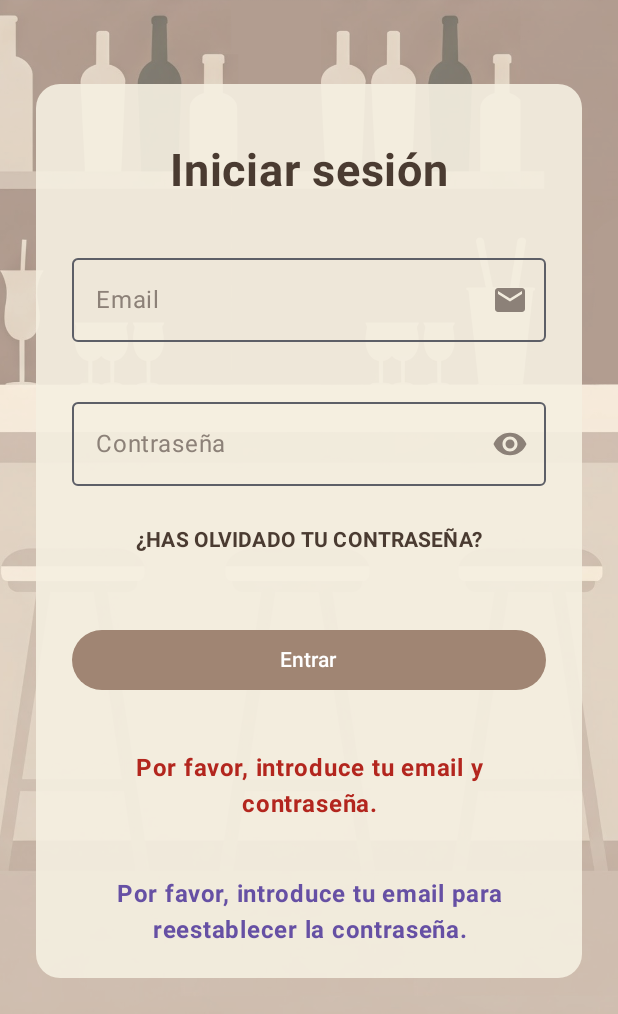
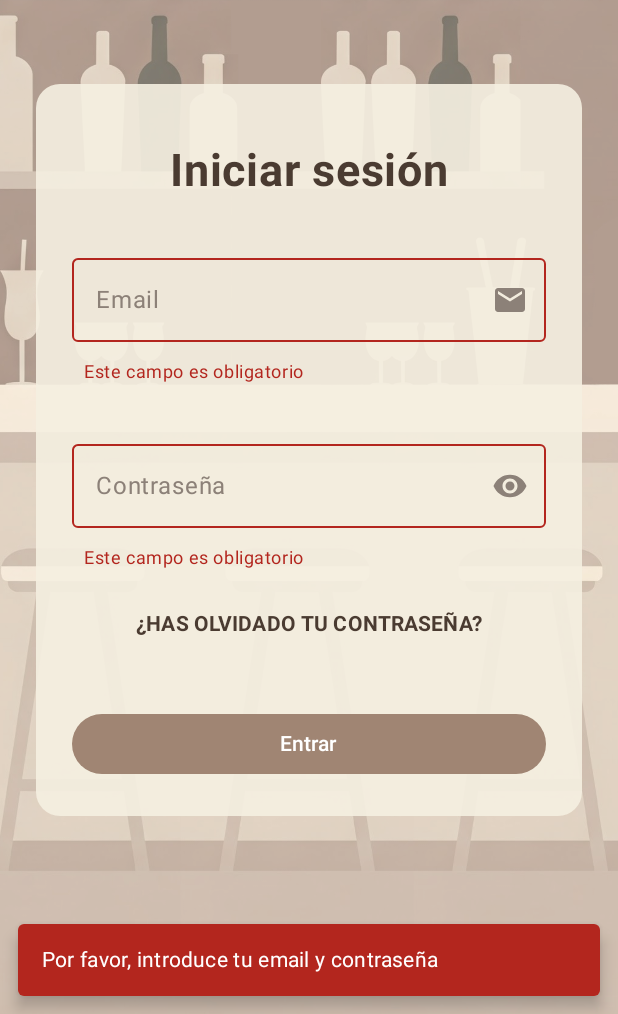
Before and after one commit to rluquea95/proyecto_comandas, an Android app built with Jetpack Compose: the screen it shows after launch (MainActivity), after a tap on "Entrar", on a phone screen of 412 x 824 dp, the part 222-1236 px from its top. Run offline under Robolectric (Android 15) with nearby library versions, the phone set to English and light mode, and no system bars; our stand-ins replace Dagger/Hilt's generated code, Firebase (no records; nobody signed in at launch, a user with empty details on screens opened directly); 1 other tap on this screen came first.

Commit message:
Se crea clase SnackbarManager y GlobalSnackbarHost para lanzar mensajes emergentes personalizados en todas las pantallas. Refactorización de Login

```diff
--- a/app/src/main/java/com/example/readytapas/ui/screens/login/LoginScreen.kt
+++ b/app/src/main/java/com/example/readytapas/ui/screens/login/LoginScreen.kt
@@ -24,12 +24,13 @@ import androidx.compose.ui.unit.dp
 import androidx.compose.ui.unit.sp
 import androidx.hilt.navigation.compose.hiltViewModel
 import com.example.readytapas.R
+import com.example.readytapas.ui.snackbar.GlobalSnackbarHost
+import com.example.readytapas.ui.snackbar.SnackbarManager
 import com.example.readytapas.ui.theme.BeigeClaro
 import com.example.readytapas.ui.theme.BlancoHueso
 import com.example.readytapas.ui.theme.GrisMedio
 import com.example.readytapas.ui.theme.MarronMedioAcento
 import com.example.readytapas.ui.theme.MarronOscuro
-import com.example.readytapas.ui.theme.Purple40
 
 
 @Composable
@@ -39,28 +40,43 @@ fun LoginScreen(
 ) {
     //Almacena el estado actual de LoginViewModel y se actualiza con cada cambio
     val state by viewModel.uiState.collectAsState()
+    val snackbarHostState = remember { SnackbarHostState() }
 
+    // Escuchar errorMessage desde el ViewModel
+    LaunchedEffect(state.message) {
+        state.message?.let {
+            SnackbarManager.showMessage(this, it, isError = state.isError)
+            viewModel.clearMessage()
+        }
+    }
+
+    Scaffold(
+        snackbarHost = { GlobalSnackbarHost(snackbarHostState = snackbarHostState) }
+    ) { paddingValues ->
         LoginScreenContent(
+            modifier = Modifier.padding(paddingValues),
             email = state.email,
             password = state.password,
+            emailError = state.emailError,
+            passwordError = state.passwordError,
             isLoading = state.isLoading,
-        messageError = state.messageError,
-        messageInfo = state.messageInfo,
             onEmailChange = viewModel::onEmailChange,
             onPasswordChange = viewModel::onPasswordChange,
             onLoginClick = { viewModel.login(onLoginSuccess) },
             onResetPasswordClick = { viewModel.resetPassword() }
         )
     }
+}
 
 //Esta función hace de intermediaria entre LoginScreen y LoginViewModel
 @Composable
 fun LoginScreenContent(
+    modifier: Modifier = Modifier,
     email: String,
     password: String,
+    emailError: Boolean = false,
+    passwordError: Boolean = false,
     isLoading: Boolean = false,
-    messageError: String? = null,
-    messageInfo: String? = null,
     onEmailChange: (String) -> Unit = {},
     onPasswordChange: (String) -> Unit = {},
     onLoginClick: () -> Unit = {},
@@ -85,7 +101,7 @@ fun LoginScreenContent(
 
         // Ordena todos los componentes de la pantalla centrados horizontalmente
         Column(
-            modifier = Modifier
+            modifier = modifier
                 .fillMaxSize()
                 .padding(24.dp),
             verticalArrangement = Arrangement.Top,
@@ -140,6 +156,7 @@ fun LoginScreenContent(
                     OutlinedTextField(
                         value = email,
                         onValueChange = onEmailChange,
+                        isError = emailError,
                         label = { Text("Email", color = GrisMedio) },
                         placeholder = {
                             Text(
@@ -158,11 +175,23 @@ fun LoginScreenContent(
                         modifier = Modifier.fillMaxWidth()
                     )
 
+                    if (emailError) {
+                        Text(
+                            text = "Este campo es obligatorio",
+                            color = MaterialTheme.colorScheme.error,
+                            style = MaterialTheme.typography.bodySmall,
+                            modifier = Modifier
+                                .align(Alignment.Start)
+                                .padding(start = 8.dp)
+                        )
+                    }
+
                     Spacer(modifier = Modifier.height(8.dp))
 
                     OutlinedTextField(
                         value = password,
                         onValueChange = onPasswordChange,
+                        isError = passwordError,
                         label = { Text("Contraseña", color = GrisMedio) },
                         placeholder = { Text("Introduce tu contraseña", color = GrisMedio) },
                         singleLine = true,
@@ -179,6 +208,17 @@ fun LoginScreenContent(
                         },
                         modifier = Modifier.fillMaxWidth()
                     )
+
+                    if (passwordError) {
+                        Text(
+                            text = "Este campo es obligatorio",
+                            color = MaterialTheme.colorScheme.error,
+                            style = MaterialTheme.typography.bodySmall,
+                            modifier = Modifier
+                                .align(Alignment.Start)
+                                .padding(start = 8.dp)
+                        )
+                    }
 
                     TextButton(onClick = onResetPasswordClick) {
                         Text(
@@ -202,30 +242,6 @@ fun LoginScreenContent(
                         Text("Entrar")
                     }
 
-                    //Formato para los mensajes de error
-                    if (messageError != null){
-                        Spacer(modifier = Modifier.height(12.dp))
-                        Text(
-                            text = messageError,
-                            color = MaterialTheme.colorScheme.error,
-                            textAlign = TextAlign.Center,
-                            fontWeight = FontWeight.Bold,
-                            modifier = Modifier.fillMaxWidth()
-                        )
-                    }
-
-                    //Formato para los mensajes informativos
-                    if (messageInfo != null){
-                        Spacer(modifier = Modifier.height(12.dp))
-                        Text(
-                            text = messageInfo,
-                            color = Purple40,
-                            textAlign = TextAlign.Center,
-                            fontWeight = FontWeight.Bold,
-                            modifier = Modifier.fillMaxWidth()
-                        )
-                    }
-
                     if (isLoading) {
                         Spacer(modifier = Modifier.height(12.dp))
                         CircularProgressIndicator()
@@ -244,7 +260,7 @@ fun PreviewLoginScreen() {
         email = "demo@correo.com",
         password = "1234",
         isLoading = false,
-        messageInfo = null,
-        messageError = null,
+        emailError = false,
+        passwordError = false
     )
 }
--- a/app/src/main/java/com/example/readytapas/ui/screens/login/LoginViewModel.kt
+++ b/app/src/main/java/com/example/readytapas/ui/screens/login/LoginViewModel.kt
@@ -5,7 +5,6 @@ import androidx.lifecycle.ViewModel
 import androidx.lifecycle.viewModelScope
 import com.example.readytapas.data.repository.AuthRepository
 import dagger.hilt.android.lifecycle.HiltViewModel
-import kotlinx.coroutines.delay
 import kotlinx.coroutines.flow.MutableStateFlow
 import kotlinx.coroutines.flow.StateFlow
 import kotlinx.coroutines.launch
@@ -21,12 +20,12 @@ class LoginViewModel @Inject constructor(
 
     fun onEmailChange(email: String) {
         //Almacena el email introducido por el usuario
-        _uiState.value = _uiState.value.copy(email = email)
+        _uiState.value = _uiState.value.copy(email = email, emailError = false)
     }
 
     fun onPasswordChange(password: String) {
         //Almacena la contraseña introducida por el usuario
-        _uiState.value = _uiState.value.copy(password = password)
+        _uiState.value = _uiState.value.copy(password = password, passwordError = false)
     }
 
     fun login(onSuccess: () -> Unit) {
@@ -34,7 +33,12 @@ class LoginViewModel @Inject constructor(
         val password = _uiState.value.password.trim()
 
         if (email.isEmpty() || password.isEmpty()) {
-            showMessageAndHide("Por favor, introduce tu email y contraseña.", isError = true)
+            _uiState.value = _uiState.value.copy(
+                emailError = email.isEmpty(),
+                passwordError = password.isEmpty(),
+                message = "Por favor, introduce tu email y contraseña",
+                isError = true,
+            )
             return
         }
         //Lanza una corutina, permitiendo ejecutar código de forma asíncona sin bloquear el hilo principal
@@ -43,17 +47,19 @@ class LoginViewModel @Inject constructor(
             _uiState.value = _uiState.value.copy(isLoading = true)
 
             //Se llama a la función login con los datos del usuario y se almacena el resultado de la operación
-            val result = authRepository.login(_uiState.value.email, _uiState.value.password)
+            val result = authRepository.login(email, password)
 
             //Se elimina el indicador de carga
             _uiState.value = _uiState.value.copy(isLoading = false)
 
             //Se evalua si se ha podido iniciar sesión o no
             result.onSuccess {
-                showMessageAndHide("¡Login exitoso!", isError = false)
                 onSuccess()
             }.onFailure { e ->
-                showMessageAndHide("Introduce un email y contraseña válidos.", isError = true)
+                _uiState.value = _uiState.value.copy(
+                    message = "Email o contraseña inválidos",
+                    isError = true
+                )
                 Log.e("Login", "Error al iniciar sesión:", e)
             }
         }
@@ -62,43 +68,41 @@ class LoginViewModel @Inject constructor(
     fun resetPassword() {
         val email = _uiState.value.email.trim()
         if (email.isEmpty()) {
-            showMessageAndHide("Por favor, introduce tu email para reestablecer la contraseña.", isError = false)
+            _uiState.value = _uiState.value.copy(
+                emailError = true,
+                message = "Introduce tu email para restablecer la contraseña.",
+                isError = true
+            )
             return
         }
 
         viewModelScope.launch {
             _uiState.value = _uiState.value.copy(isLoading = true)
 
-            val result = authRepository.resetPassword(_uiState.value.email)
+            val result = authRepository.resetPassword(email)
 
             _uiState.value = _uiState.value.copy(isLoading = false)
 
             result.onSuccess {
-                showMessageAndHide("Revisa tu correo para reestablecer la contraseña.", isError = false)
+                _uiState.value = _uiState.value.copy(
+                    message = "Revisa tu correo para restablecer la contraseña.",
+                    isError = false,
+                )
             }.onFailure { e ->
-                showMessageAndHide("Error al reestablecer la contraseña.", isError = true)
+                _uiState.value = _uiState.value.copy(
+                    message = "Error al restablecer la contraseña.",
+                    isError = true,
+                )
                 Log.e("Login", "Error al reestablecer la contraseña:", e)
             }
         }
     }
 
-    private fun showMessageAndHide(message: String, isError: Boolean, durationMillis: Long = 3000) {
-        // Actualiza el estado del mensaje dependiendo si es de error o de éxito
-        if (isError) {
-            _uiState.value = _uiState.value.copy(messageError = message)
-        } else {
-            _uiState.value = _uiState.value.copy(messageInfo = message)
-        }
-
-        // Lanza un retraso y luego limpia el mensaje después de unos segundos
-        viewModelScope.launch {
-            delay(durationMillis)
-            if (isError) {
-                _uiState.value = _uiState.value.copy(messageError = null)
-            } else {
-                _uiState.value = _uiState.value.copy(messageInfo = null)
-            }
-        }
+    fun clearMessage() {
+        _uiState.value = _uiState.value.copy(
+            message = null,
+            isError = false
+        )
     }
 }
 
@@ -106,6 +110,8 @@ data class LoginUiState(
     val email: String = "",
     val password: String = "",
     val isLoading: Boolean = false,
-    val messageError: String? = null,
-    val messageInfo: String? = null
+    val emailError: Boolean = false,
+    val passwordError: Boolean = false,
+    val message: String? = null,
+    val isError: Boolean = false
 )
--- /dev/null
+++ b/app/src/main/java/com/example/readytapas/ui/snackbar/GlobalSnackbarHost.kt
@@ -0,0 +1,29 @@
+package com.example.readytapas.ui.snackbar
+
+import androidx.compose.material3.MaterialTheme
+import androidx.compose.material3.SnackbarHost
+import androidx.compose.material3.SnackbarHostState
+import androidx.compose.material3.SnackbarData
+import androidx.compose.material3.Snackbar
+import androidx.compose.runtime.*
+import androidx.compose.ui.graphics.Color
+
+@Composable
+fun GlobalSnackbarHost(snackbarHostState: SnackbarHostState) {
+    val message by SnackbarManager.message
+
+    LaunchedEffect(message) {
+        message?.let { (message,_) ->
+            snackbarHostState.showSnackbar(message)
+        }
+    }
+
+    SnackbarHost(hostState = snackbarHostState) { data: SnackbarData ->
+        val isError = message?.second ?: false
+        Snackbar(
+            snackbarData = data,
+            containerColor = if (isError) MaterialTheme.colorScheme.error else MaterialTheme.colorScheme.primary,
+            contentColor = Color.White
+        )
+    }
+}
--- /dev/null
+++ b/app/src/main/java/com/example/readytapas/ui/snackbar/SnackbarManager.kt
@@ -0,0 +1,24 @@
+package com.example.readytapas.ui.snackbar
+
+import androidx.compose.runtime.mutableStateOf
+import kotlinx.coroutines.CoroutineScope
+import kotlinx.coroutines.delay
+import kotlinx.coroutines.launch
+
+object SnackbarManager {
+    var message = mutableStateOf<Pair<String, Boolean>?>(null)
+        private set
+
+    fun showMessage(
+        scope: CoroutineScope,
+        msg: String,
+        isError: Boolean = false,
+        durationMillis: Long = 3000
+    ) {
+        message.value = Pair(msg, isError)
+        scope.launch {
+            delay(durationMillis)
+            message.value = null
+        }
+    }
+}
```
Lines whose indentation alone changed are shown as unchanged.
